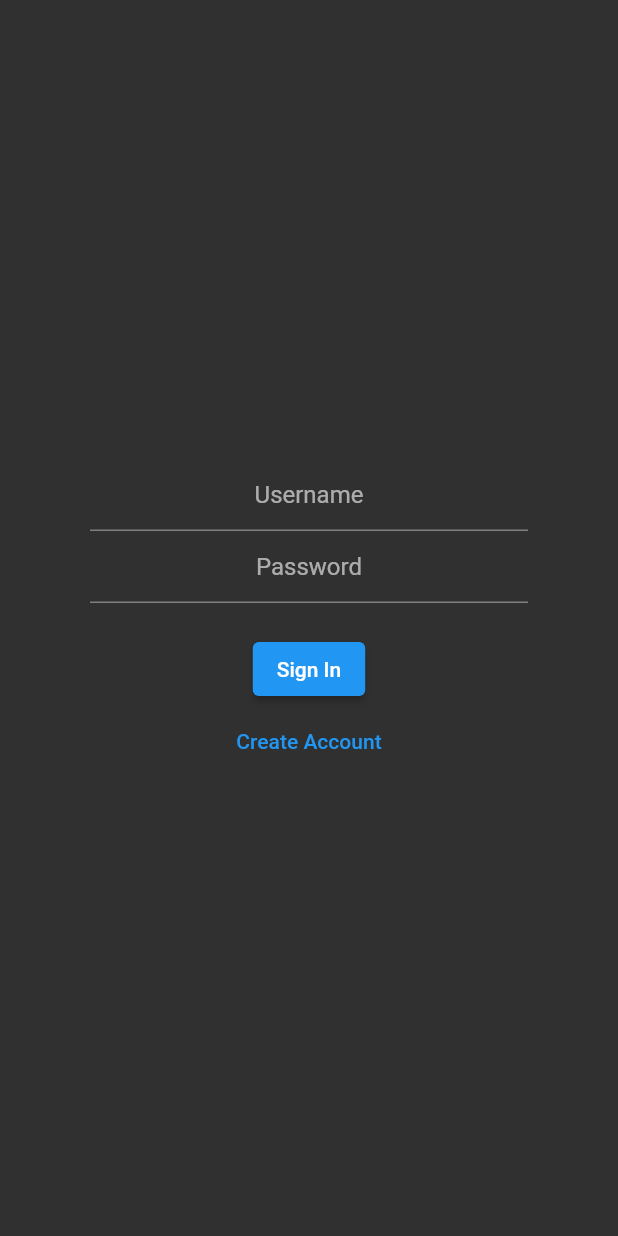
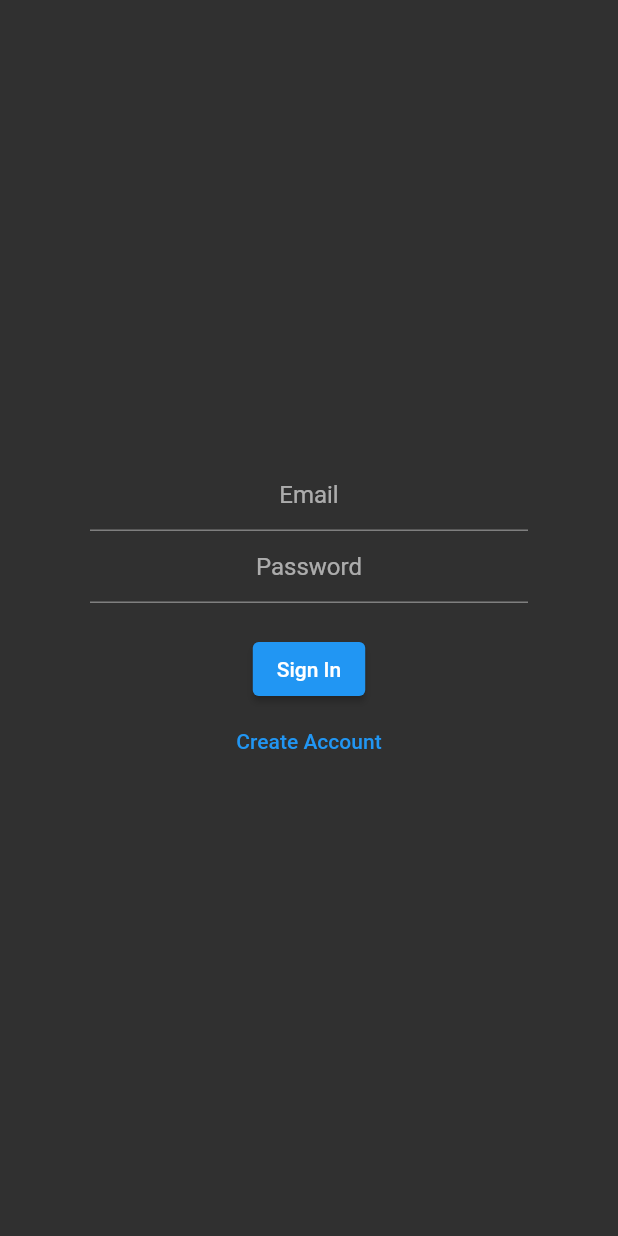
Before and after one commit to trdillon/wanna-hyke, a Flutter app: the screen it shows after launch, on a phone screen of 412 x 824 dp. Run offline on Flutter 3.47's test engine with Material 2 defaults, Android fonts, the phone set to English and light mode, and no system bars; our stand-ins replace cloud_firestore, firebase_auth, firebase_core; accounts and stored records are empty.

Commit message:
Change Username hint to Email for clarity

```diff
--- a/lib/screens/home.dart
+++ b/lib/screens/home.dart
@@ -24,7 +24,7 @@ class _HomeState extends State<Home> {
   Widget build(BuildContext context) {
     return Scaffold(
       appBar: AppBar(
-        title: const Text("WannaHyke"),
+        title: const Text("Wanna Hyke"),
         centerTitle: true,
         actions: [
           IconButton(
--- a/lib/screens/login.dart
+++ b/lib/screens/login.dart
@@ -32,7 +32,7 @@ class _LoginState extends State<Login> {
                 TextFormField(
                   key: const ValueKey("username"),
                   textAlign: TextAlign.center,
-                  decoration: const InputDecoration(hintText: "Username"),
+                  decoration: const InputDecoration(hintText: "Email"),
                   controller: _emailController,
                 ),
                 TextFormField(
```
Also changed, not shown: lib/widgets/hike_card.dart (+1 -14 lines).
